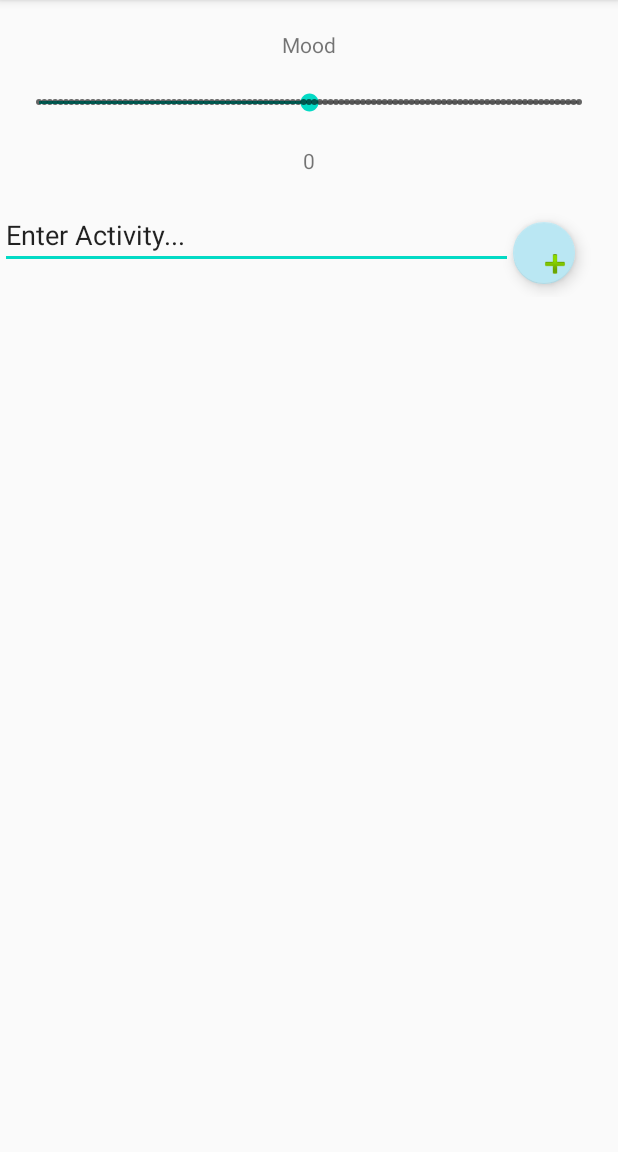
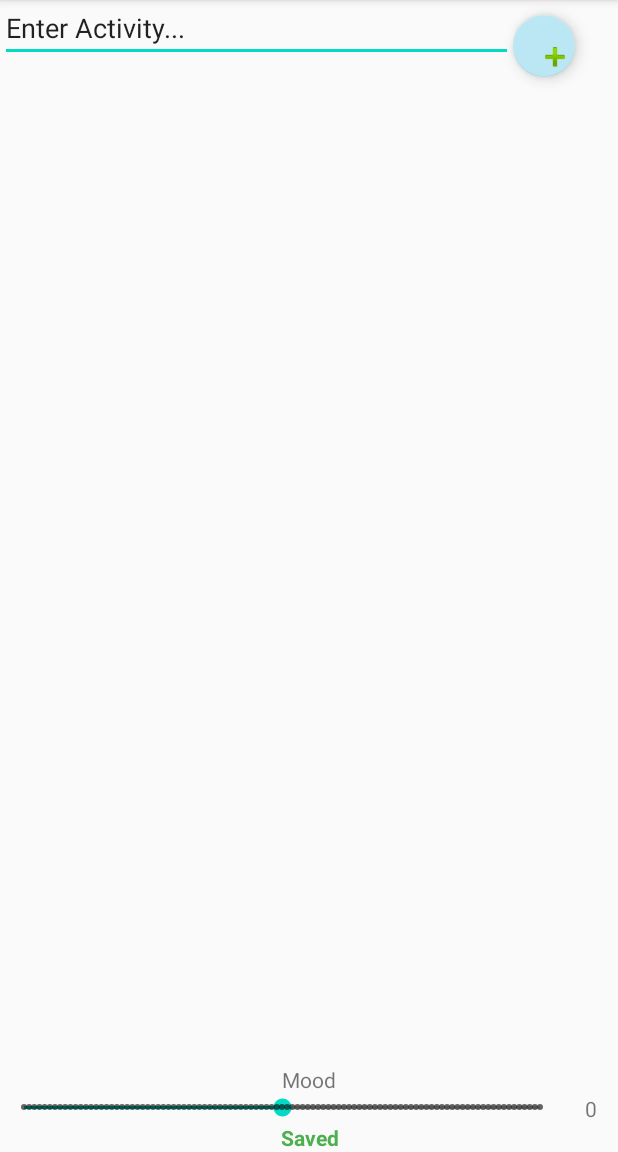
Before and after one commit to aianta/MineSelf, an Android app: the screen it shows after launch (MiningActivity), on a phone screen of 412 x 824 dp, the part 84-1236 px from its top. Run offline under Robolectric (Android 15) with nearby library versions, the phone set to English and light mode, and no system bars; our stand-ins replace Room's generated code.

Commit message:
began modularizing Metrics

```diff
--- a/app/src/main/java/ca/mineself/MiningActivity.java
+++ b/app/src/main/java/ca/mineself/MiningActivity.java
@@ -1,6 +1,8 @@
 package ca.mineself;
 
 import androidx.appcompat.app.AppCompatActivity;
+import androidx.fragment.app.FragmentManager;
+import androidx.fragment.app.FragmentTransaction;
 import androidx.recyclerview.widget.LinearLayoutManager;
 import androidx.recyclerview.widget.RecyclerView;
 import androidx.room.Room;
@@ -31,6 +33,8 @@ import java.util.Timer;
 import java.util.TimerTask;
 import java.util.UUID;
 
+import ca.mineself.fragment.MetricFragment;
+import ca.mineself.model.Metric;
 import ca.mineself.model.MetricEntry;
 
 import static ca.mineself.AlarmReceiver.CHANNEL_ID;
@@ -57,14 +61,6 @@ public class MiningActivity extends AppCompatActivity {
     private ActionEntriesAdapter actionEntriesAdapter;
     private RecyclerView.LayoutManager actionEntriesLayoutManager;
 
-    //Save timeout
-    TimerTask metricSaveTimeout = null;
-
-    //Constants
-    final Long METRIC_SAVE_TIMEOUT = 5000L;
-    final String METRIC_NAME = "Mood";
-
-    final long REMINDER_INTERVAL = 10000; //Every half hour
 
     //Persistence
     public LocalDatabase localDb;
@@ -76,6 +72,10 @@ public class MiningActivity extends AppCompatActivity {
     AlarmManager alarmManager;
     NotificationManager notificationManager;
 
+    public FragmentManager fragmentManager;
+
+    private MetricFragment metricFragment;
+
     public static MiningActivity instance;
 
     public static MiningActivity getInstance(){
@@ -85,9 +85,33 @@ public class MiningActivity extends AppCompatActivity {
     @Override
     protected void onCreate(Bundle savedInstanceState) {
         super.onCreate(savedInstanceState);
+
+
+        /**
+         * LOCAL DATABASE SETUP
+         */
+        localDb = Room.databaseBuilder(getApplicationContext(),
+                LocalDatabase.class, "local-storage")
+                .allowMainThreadQueries()
+                .build();
+
+        instance = this;
+        Log.d("MiningActivity", "local database setup!");
+
         setContentView(R.layout.activity_main);
 
-        /**
+        /*
+         * SETUP FRAGMENTS
+         */
+        fragmentManager = getSupportFragmentManager();
+
+        Metric metric = new Metric();
+        metric.setName("Mood");
+        metricFragment = MetricFragment.addMetricFragment(fragmentManager,metric);
+
+
+
+        /*
          * SETUP NOTIFICATIONS
          */
 
@@ -112,19 +136,11 @@ public class MiningActivity extends AppCompatActivity {
         PendingIntent pendingIntent =
                 PendingIntent.getBroadcast(getApplicationContext(), 1,i,0);
 
-        alarmManager.setRepeating(AlarmManager.RTC_WAKEUP, System.currentTimeMillis(), 1000*60*30, pendingIntent);
+        alarmManager.setRepeating(AlarmManager.RTC_WAKEUP, System.currentTimeMillis(), AlarmManager.INTERVAL_HALF_HOUR, pendingIntent);
 
 
 
-        /**
-         * LOCAL DATABASE SETUP
-         */
-        localDb = Room.databaseBuilder(getApplicationContext(),
-                LocalDatabase.class, "local-storage")
-                .allowMainThreadQueries()
-                .build();
 
-        instance = this;
 
         lastMetricEntry = localDb.metricEntryDAO().getLast();
 
@@ -136,86 +152,6 @@ public class MiningActivity extends AppCompatActivity {
                 }
         );
 
-
-        /**
-         * METRIC NAME LABEL SETUP
-         */
-        metricNameLabel = (TextView) findViewById(R.id.metricNameLabel);
-
-
-        /**
-         * METRIC VALUE LABEL SETUP
-         */
-        metricValueLabel = (TextView) findViewById(R.id.metricValueLabel);
-        metricValueLabel.setText(
-                lastMetricEntry != null?Integer.toString(lastMetricEntry.getValue()):"0");
-
-        /**
-         * METRIC VALUE INPUT SETUP
-         */
-        metricValueInput = (SeekBar) findViewById(R.id.metricValueInput);
-        metricValueInput.setProgress(
-                lastMetricEntry!=null?lastMetricEntry.getValue():0);
-        metricValueInput.setOnSeekBarChangeListener(new SeekBar.OnSeekBarChangeListener() {
-            @Override
-            public void onProgressChanged(SeekBar seekBar, int value, boolean b) {
-
-                findViewById(R.id.savedLabel).setVisibility(View.INVISIBLE);
-
-                Log.d("metric value", Integer.toString(value));
-                metricValueLabel.setText(Integer.toString(value));
-                Log.d("timer task", "creating task");
-
-                //Clear any past save timeout
-                if(metricSaveTimeout != null){
-                    metricSaveTimeout.cancel();
-                }
-
-                metricSaveTimeout = new TimerTask(){
-
-                    @Override
-                    public void run() {
-
-                        //Get the time that will be the start of the new metric value as well as the end of the old one
-                        Date time = Date.from(Instant.ofEpochMilli(Date.from(Instant.now()).getTime() - METRIC_SAVE_TIMEOUT));
-
-                        if(lastMetricEntry != null){
-                            Log.d("MetricEntry", "Updating last metric entry");
-                            lastMetricEntry.setEndTime(time);
-                            localDb.metricEntryDAO().updateEntries(lastMetricEntry);
-                        }
-
-                        Log.d("MetricEntry", "Creating new metric entry");
-                        MetricEntry entry = new MetricEntry();
-                        //Set the entry start time, accounting for the save delay
-                        entry.setStartTime(time);
-                        entry.setValue(value);
-                        entry.setName(METRIC_NAME);
-
-                        localDb.metricEntryDAO().insertAll(entry);
-                        lastMetricEntry = entry;
-                        Log.d("MetricEntry","saved");
-                        findViewById(R.id.savedLabel).post(()->{
-                            findViewById(R.id.savedLabel).setVisibility(View.VISIBLE);
-                        });
-
-                    }
-                };
-
-
-                new Timer().schedule(metricSaveTimeout, METRIC_SAVE_TIMEOUT);
-            }
-
-            @Override
-            public void onStartTrackingTouch(SeekBar seekBar) {
-
-            }
-
-            @Override
-            public void onStopTrackingTouch(SeekBar seekBar) {
-
-            }
-        });
 
         /**
          * ADD ACTION ENTRY BUTTON SETUP
@@ -248,4 +184,5 @@ public class MiningActivity extends AppCompatActivity {
         actionEntriesAdapter = new ActionEntriesAdapter();
         actionEntriesRecycler.setAdapter(actionEntriesAdapter);
     }
+
 }
--- /dev/null
+++ b/app/src/main/java/ca/mineself/Options.java
@@ -0,0 +1,10 @@
+package ca.mineself;
+
+/** Application options that can be modified by the user.
+ *
+ */
+public class Options {
+    //Save timeout in ms
+    public static long METRIC_SAVE_TIMEOUT = 5000;
+
+}
--- /dev/null
+++ b/app/src/main/java/ca/mineself/fragment/MetricFragment.java
@@ -0,0 +1,111 @@
+package ca.mineself.fragment;
+
+import android.content.Context;
+import android.os.Bundle;
+import android.view.LayoutInflater;
+import android.view.View;
+import android.view.ViewGroup;
+import android.widget.SeekBar;
+import android.widget.TextView;
+
+import androidx.annotation.NonNull;
+import androidx.annotation.Nullable;
+import androidx.fragment.app.Fragment;
+import androidx.fragment.app.FragmentManager;
+import androidx.fragment.app.FragmentTransaction;
+
+
+import ca.mineself.MiningActivity;
+import ca.mineself.R;
+import ca.mineself.listeners.MetricSeekBarListener;
+import ca.mineself.model.Metric;
+import ca.mineself.model.MetricEntry;
+
+public class MetricFragment extends Fragment {
+
+    //Model
+    private Metric metric;
+
+    //UI Elements
+    private SeekBar valueInput;
+    private TextView nameLabel;
+    private TextView savedLabel;
+    private TextView valueLabel;
+
+    //Listeners
+    private SeekBar.OnSeekBarChangeListener valueListener;
+
+    private MetricEntry last;
+
+    public static MetricFragment addMetricFragment(FragmentManager fragmentManager, Metric metric){
+        FragmentTransaction transaction = fragmentManager.beginTransaction();
+        MetricFragment metricFragment = new MetricFragment();
+        metricFragment.setMetric(metric);
+        transaction.add(R.id.miningLayout, metricFragment);
+        transaction.commit();
+        return metricFragment;
+    }
+
+
+    @Override
+    public void onStart() {
+        super.onStart();
+
+        //Fetch last metric entry from database
+        last = MiningActivity.getInstance().localDb.metricEntryDAO().getLast();
+
+        //Init UI elements
+        valueInput = (SeekBar) getView().findViewById(R.id.valueInput);
+        valueInput.setProgress(last != null ? last.getValue() : 0);
+
+        valueLabel = (TextView) getView().findViewById(R.id.value);
+        valueLabel.setText(last != null ? Integer.toString(last.getValue()) : "0");
+
+        nameLabel = (TextView) getView().findViewById(R.id.metricName);
+        nameLabel.setText(metric.getName());
+
+        savedLabel = (TextView) getView().findViewById(R.id.savedLabel);
+
+        //Init Listeners
+        valueListener = new MetricSeekBarListener(this);
+
+        //Bind Listeners
+        valueInput.setOnSeekBarChangeListener(valueListener);
+
+    }
+
+    @Nullable
+    @Override
+    public View onCreateView(@NonNull LayoutInflater inflater, @Nullable ViewGroup container, @Nullable Bundle savedInstanceState) {
+
+        return inflater.inflate(R.layout.metric_component, container,false);
+    }
+
+    public SeekBar getValueInput() {
+        return valueInput;
+    }
+
+    public TextView getSavedLabel() {
+        return savedLabel;
+    }
+
+    public TextView getValueLabel() {
+        return valueLabel;
+    }
+
+    public Metric getMetric() {
+        return metric;
+    }
+
+    public void setMetric(Metric metric) {
+        this.metric = metric;
+    }
+
+    public MetricEntry getLast() {
+        return last;
+    }
+
+    public void setLast(MetricEntry last) {
+        this.last = last;
+    }
+}
--- /dev/null
+++ b/app/src/main/java/ca/mineself/listeners/MetricSeekBarListener.java
@@ -0,0 +1,91 @@
+package ca.mineself.listeners;
+
+import android.util.Log;
+import android.view.View;
+import android.widget.SeekBar;
+import android.widget.TextView;
+
+import java.time.Instant;
+import java.util.Date;
+import java.util.Timer;
+import java.util.TimerTask;
+
+import ca.mineself.MiningActivity;
+import ca.mineself.fragment.MetricFragment;
+import ca.mineself.model.MetricEntry;
+
+import static ca.mineself.Options.METRIC_SAVE_TIMEOUT;
+
+public class MetricSeekBarListener implements SeekBar.OnSeekBarChangeListener {
+
+    private MetricFragment fragment;
+    private TimerTask saveTimeout;
+
+    public MetricSeekBarListener(MetricFragment fragment){
+        this.fragment = fragment;
+    }
+
+    @Override
+    public void onProgressChanged(SeekBar seekBar, int value, boolean fromUser) {
+
+        //Hide the saved message when the value changes
+        fragment.getSavedLabel().setVisibility(View.INVISIBLE);
+
+        Log.d("MetricValue", Integer.toString(value));
+        fragment.getValueLabel().setText(Integer.toString(value));
+
+        saveTimeout = new TimerTask(){
+
+            @Override
+            public void run() {
+
+                //Get the time that will be the start of the new metric value as well as the end of the old one
+                Date time = Date.from(Instant.ofEpochMilli(Date.from(Instant.now()).getTime() - METRIC_SAVE_TIMEOUT));
+
+                if(fragment.getLast() != null){
+                    Log.d("MetricEntry", "Updating last metric entry");
+                    fragment.getLast().setEndTime(time);
+                    MiningActivity.getInstance().localDb.metricEntryDAO().updateEntries(fragment.getLast());
+                }
+
+                Log.d("MetricEntry", "Creating new metric entry");
+
+                MetricEntry entry = new MetricEntry();
+
+                //Set the entry start time, accounting for the save delay
+                entry.setStartTime(time);
+                entry.setValue(value);
+                entry.setName("Mood");
+
+                MiningActivity.getInstance().localDb.metricEntryDAO().insertAll(entry);
+                fragment.setLast(entry);
+                Log.d("MetricEntry","saved");
+
+                fragment.getSavedLabel().post(()->{
+                    fragment.getSavedLabel().setVisibility(View.VISIBLE);
+                });
+
+            }
+        };
+
+
+        new Timer().schedule(saveTimeout, METRIC_SAVE_TIMEOUT);
+    }
+
+    @Override
+    public void onStartTrackingTouch(SeekBar seekBar) {
+        /** Don't save the new value immediately as the user may still be fiddling with
+         *  what value they'd like to input.
+         */
+
+        //Clear any past save timeout
+        if(saveTimeout != null){
+            saveTimeout.cancel();
+        }
+    }
+
+    @Override
+    public void onStopTrackingTouch(SeekBar seekBar) {
+
+    }
+}
--- /dev/null
+++ b/app/src/main/java/ca/mineself/model/Metric.java
@@ -0,0 +1,22 @@
+package ca.mineself.model;
+
+import androidx.fragment.app.FragmentManager;
+import androidx.fragment.app.FragmentTransaction;
+
+import ca.mineself.R;
+import ca.mineself.fragment.MetricFragment;
+
+public class Metric {
+
+    String name;
+
+    public String getName() {
+        return name;
+    }
+
+    public void setName(String name) {
+        this.name = name;
+    }
+
+
+}
--- a/app/src/main/res/layout/activity_main.xml
+++ b/app/src/main/res/layout/activity_main.xml
@@ -7,6 +7,7 @@
     tools:context=".MiningActivity">
 
     <LinearLayout
+        android:id="@+id/miningLayout"
         android:layout_width="match_parent"
         android:layout_height="match_parent"
         android:orientation="vertical"
@@ -15,46 +16,10 @@
         app:layout_constraintStart_toStartOf="parent"
         app:layout_constraintTop_toTopOf="parent">
 
-        <TextView
-            android:id="@+id/metricNameLabel"
-            android:layout_width="match_parent"
-            android:layout_height="wrap_content"
-            android:layout_marginTop="20dp"
-            android:text="Mood"
-            android:textAlignment="center" />
-
-        <SeekBar
-            android:id="@+id/metricValueInput"
-            style="@style/Widget.AppCompat.SeekBar.Discrete"
-            android:layout_width="match_parent"
-            android:layout_height="18dp"
-            android:layout_marginStart="10dp"
-            android:layout_marginTop="20dp"
-            android:layout_marginEnd="10dp"
-            android:max="100"
-            android:min="-100"
-            android:progress="1" />
-
-        <TextView
-            android:id="@+id/metricValueLabel"
-            android:layout_width="match_parent"
-            android:layout_height="21dp"
-            android:layout_marginTop="20dp"
-            android:text="0"
-            android:textAlignment="center" />
-
-        <TextView
-            android:id="@+id/savedLabel"
-            android:layout_width="match_parent"
-            android:layout_height="wrap_content"
-            android:text="Saved!"
-            android:textAlignment="center"
-            android:textColor="#4CAF50"
-            android:visibility="invisible" />
-
         <LinearLayout
             android:layout_width="match_parent"
             android:layout_height="60dp"
+            android:layout_weight="1"
             android:orientation="horizontal">
 
             <EditText
@@ -78,7 +43,8 @@
 
         <ScrollView
             android:layout_width="match_parent"
-            android:layout_height="500dp">
+            android:layout_height="wrap_content"
+            android:layout_weight="2">
 
             <LinearLayout
                 android:layout_width="match_parent"
--- /dev/null
+++ b/app/src/main/res/layout/metric_component.xml
@@ -0,0 +1,61 @@
+<?xml version="1.0" encoding="utf-8"?>
+<androidx.constraintlayout.widget.ConstraintLayout xmlns:android="http://schemas.android.com/apk/res/android"
+    xmlns:app="http://schemas.android.com/apk/res-auto"
+    xmlns:tools="http://schemas.android.com/tools"
+    android:layout_width="match_parent"
+    android:layout_height="wrap_content">
+
+    <LinearLayout
+        android:layout_width="match_parent"
+        android:layout_height="wrap_content"
+        android:orientation="vertical"
+        app:layout_constraintBottom_toBottomOf="parent"
+        app:layout_constraintEnd_toEndOf="parent"
+        app:layout_constraintStart_toStartOf="parent"
+        app:layout_constraintTop_toTopOf="parent">
+
+        <TextView
+            android:id="@+id/metricName"
+            android:layout_width="match_parent"
+            android:layout_height="wrap_content"
+            android:paddingTop="10dp"
+            android:text="TextView"
+            android:textAlignment="center" />
+
+        <LinearLayout
+            android:layout_width="match_parent"
+            android:layout_height="wrap_content"
+            android:orientation="horizontal">
+
+            <SeekBar
+                android:id="@+id/valueInput"
+                style="@style/Widget.AppCompat.SeekBar.Discrete"
+                android:layout_width="wrap_content"
+                android:layout_height="wrap_content"
+                android:layout_weight="12"
+                android:max="100"
+                android:min="-100"
+                android:progress="1" />
+
+            <TextView
+                android:id="@+id/value"
+                android:layout_width="wrap_content"
+                android:layout_height="wrap_content"
+                android:layout_weight="1"
+                android:text="TextView"
+                android:textAlignment="center" />
+
+        </LinearLayout>
+
+        <TextView
+            android:id="@+id/savedLabel"
+            android:layout_width="match_parent"
+            android:layout_height="wrap_content"
+            android:layout_weight="1"
+            android:text="@string/saved_text"
+            android:textAlignment="center"
+            android:textColor="#4CAF50"
+            android:textStyle="bold" />
+
+    </LinearLayout>
+</androidx.constraintlayout.widget.ConstraintLayout>
--- a/app/src/main/res/values/strings.xml
+++ b/app/src/main/res/values/strings.xml
@@ -2,4 +2,5 @@
     <string name="app_name">MineSelf</string>
     <string name="channel_name">Mine Self</string>
     <string name="channel_description">Mine Self Reminders</string>
+    <string name="saved_text">Saved</string>
 </resources>
```
